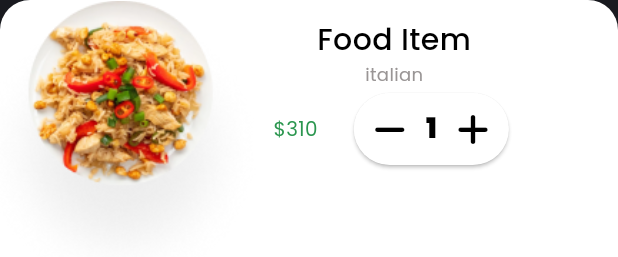
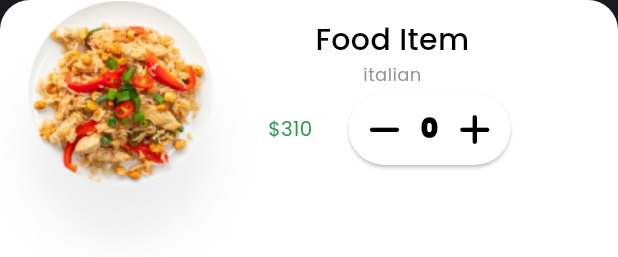
Before and after one commit to Mitshah2406/Hackniche_project, a Flutter app: the CartItem widget shown alone on an empty page, opened directly, after a tap on an icon or button, on a phone screen of 412 x 824 dp. Shown: the top 257 px of the screen. Run offline on Flutter 3.47's test engine with Material 3 defaults, Android fonts, the phone set to English and light mode, and no system bars; our stand-ins replace cached_network_image, equatable, flutter_riverpod, flutter_svg, font_awesome_flutter, shared_preferences; missing offline and left inert: slide_action; accounts and stored records are empty.

Commit message:
cart page

```diff
--- a/food_truck_frontend/lib/widgets/cart_item.dart
+++ b/food_truck_frontend/lib/widgets/cart_item.dart
@@ -2,6 +2,7 @@ import 'package:flutter/cupertino.dart';
 import 'package:flutter/foundation.dart';
 import 'package:flutter/material.dart';
 import 'package:font_awesome_flutter/font_awesome_flutter.dart';
+import 'package:food_truck_frontend/widgets/counter_increment.dart';
 
 class CartItem extends StatefulWidget {
   const CartItem({super.key});
@@ -11,6 +12,26 @@ class CartItem extends StatefulWidget {
 }
 
 class _CartItemState extends State<CartItem> {
+  int count = 1;
+
+  void incrementCount() {
+    setState(() {
+      count++;
+    });
+  }
+
+  void decrementCount() {
+    setState(() {
+      if (count > 0) {
+        count--;
+      } else {
+        // Handle the case where count is already less than 1
+        // You can choose to show a message or perform any other action
+        // For example, you might want to disable the decrement button
+      }
+    });
+  }
+
   @override
   Widget build(BuildContext context) {
     return Stack(
@@ -54,32 +75,12 @@ class _CartItemState extends State<CartItem> {
                     SizedBox(
                       width: 20,
                     ),
-                    Card(
-                      shape: RoundedRectangleBorder(
-                        borderRadius: BorderRadius.circular(30),
-                      ),
-                      clipBehavior: Clip.hardEdge,
-                      child: Row(
-                        children: [
-                          IconButton(
-                            onPressed: () {},
-                            icon: FaIcon(FontAwesomeIcons.minus),
-                          ),
-                          Text(
-                            "1",
-                            style: TextStyle(
-                              color: Colors.black,
-                              fontSize: 18,
-                              fontWeight: FontWeight.w700,
-                            ),
-                          ),
-                          IconButton(
-                            onPressed: () {},
-                            icon: FaIcon(FontAwesomeIcons.plus),
-                          ),
-                        ],
-                      ),
-                    )
+                    CounterIncrement(
+                      // Define the variable count
+                      count: count,
+                      incCount: incrementCount,
+                      decCount: decrementCount,
+                    ),
                   ],
                 )
               ],
--- /dev/null
+++ b/food_truck_frontend/lib/widgets/counter_increment.dart
@@ -0,0 +1,47 @@
+import 'package:flutter/material.dart';
+import 'package:font_awesome_flutter/font_awesome_flutter.dart';
+
+class CounterIncrement extends StatefulWidget {
+  const CounterIncrement(
+      {super.key,
+      required this.count,
+      required this.incCount,
+      required this.decCount});
+  final int count;
+  final void Function() incCount;
+  final void Function() decCount;
+  @override
+  State<CounterIncrement> createState() => _CounterIncrementState();
+}
+
+class _CounterIncrementState extends State<CounterIncrement> {
+  @override
+  Widget build(BuildContext context) {
+    return Card(
+      shape: RoundedRectangleBorder(
+        borderRadius: BorderRadius.circular(30),
+      ),
+      clipBehavior: Clip.hardEdge,
+      child: Row(
+        children: [
+          IconButton(
+            onPressed: widget.decCount,
+            icon: FaIcon(FontAwesomeIcons.minus),
+          ),
+          Text(
+            widget.count.toString(),
+            style: TextStyle(
+              color: Colors.black,
+              fontSize: 18,
+              fontWeight: FontWeight.w700,
+            ),
+          ),
+          IconButton(
+            onPressed: widget.incCount,
+            icon: FaIcon(FontAwesomeIcons.plus),
+          ),
+        ],
+      ),
+    );
+  }
+}
```
Also changed, not shown: food_truck_frontend/lib/presentation/cart_screen/cart_screen.dart (+19 -0 lines), food_truck_frontend/lib/presentation/item_details_screen/item_details_screen.dart (+11 -1 lines), food_truck_frontend/lib/widgets/slider_btn.dart (+4 -10 lines).
